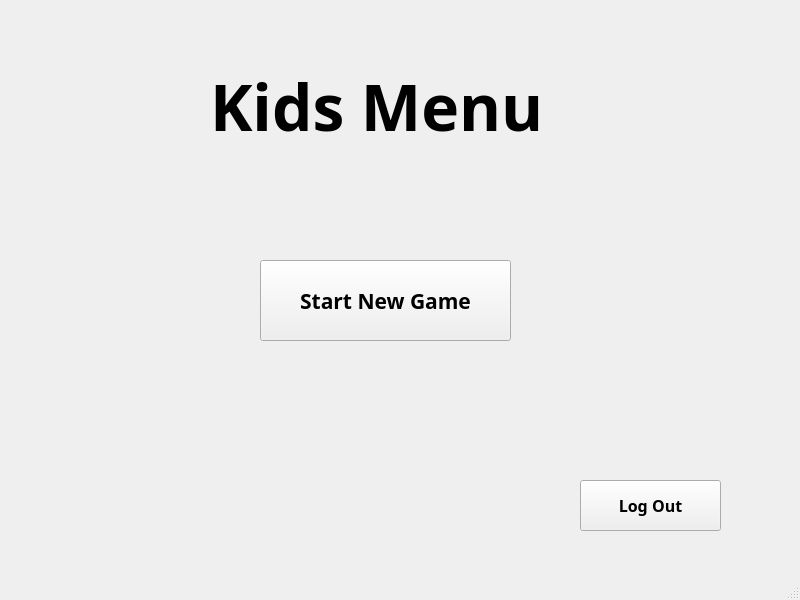
This is src/login/GUI/KidMenu.ui in itay9/SCE_BSMP_2021_Team5 as Qt 5 draws it before an edit. The edited form follows.
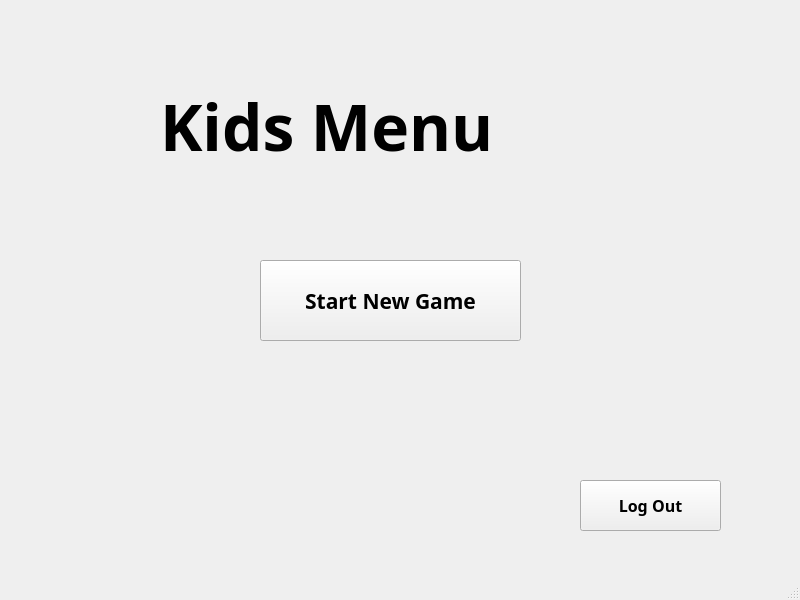
This is the edited form.

Diff of the .ui file:
```diff
--- a/src/login/GUI/KidMenu.ui
+++ b/src/login/GUI/KidMenu.ui
@@ -19,7 +19,7 @@
      <rect>
       <x>260</x>
       <y>260</y>
-      <width>251</width>
+      <width>261</width>
       <height>81</height>
      </rect>
     </property>
@@ -59,9 +59,9 @@
    <widget class="QLabel" name="title">
     <property name="geometry">
      <rect>
-      <x>210</x>
-      <y>50</y>
-      <width>411</width>
+      <x>160</x>
+      <y>70</y>
+      <width>481</width>
       <height>111</height>
      </rect>
     </property>
```
